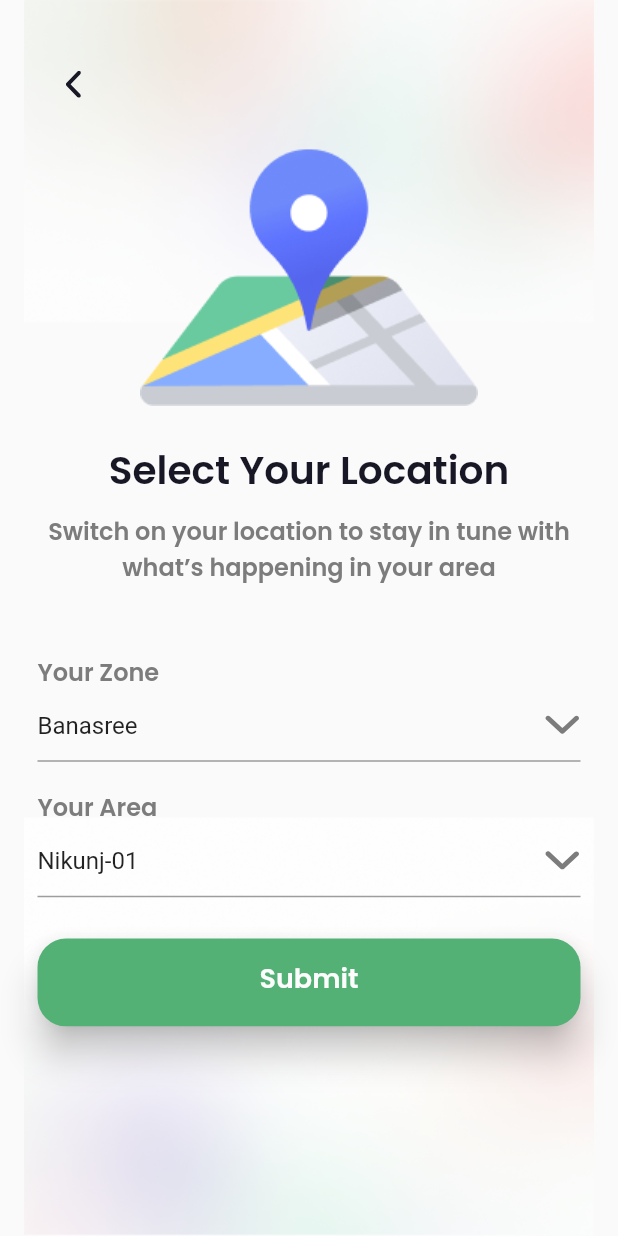
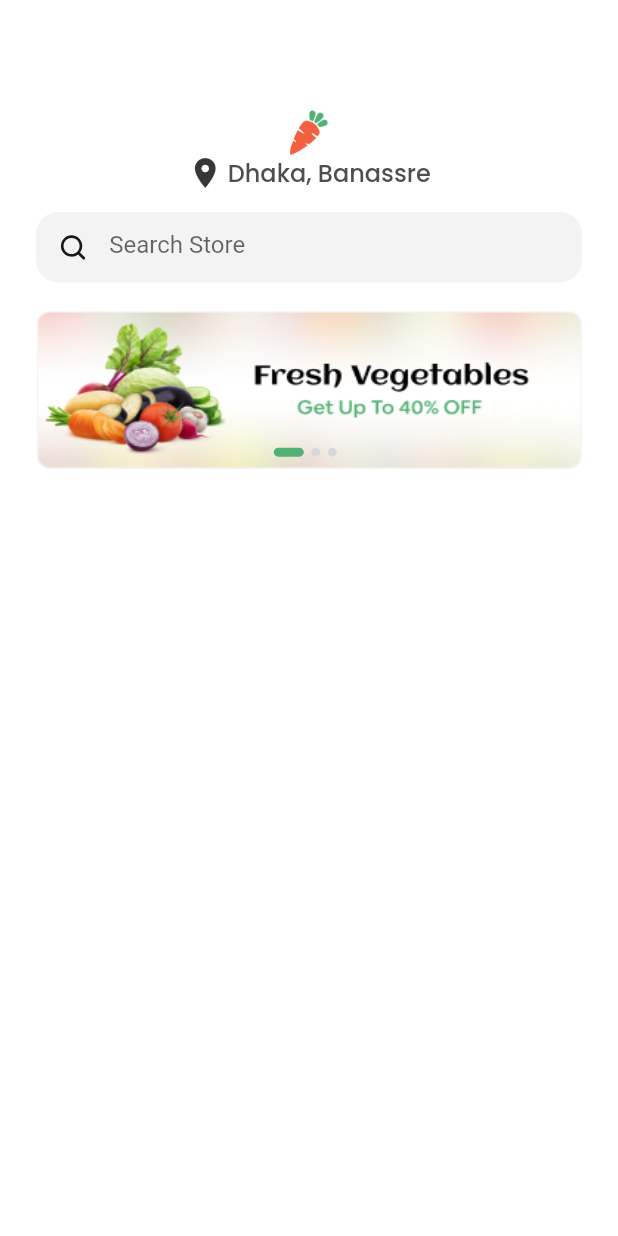
Before and after one commit to YousufQtec/grocery_app, a Flutter app: the screen it shows after launch, on a phone screen of 412 x 824 dp. Run offline on Flutter 3.47's test engine with Material 2 defaults, Android fonts, the phone set to English and light mode, and no system bars; our stand-ins replace bloc, flutter_bloc, flutter_svg, google_fonts.

Commit message:
Design home header and slider

```diff
--- /dev/null
+++ b/lib/app_router.dart
@@ -0,0 +1,38 @@
+import 'package:flutter/material.dart';
+import 'package:flutter_bloc/flutter_bloc.dart';
+import 'package:grocery_app/core/exceptions/route_exception.dart';
+import 'package:grocery_app/screens/onboarding/onbording_screen.dart';
+import 'package:grocery_app/screens/select_location/cubit/area_select_cubit.dart';
+import 'package:grocery_app/screens/select_location/cubit/zone_select_cubit.dart';
+import 'package:grocery_app/screens/select_location/select_location_screen.dart';
+import 'package:grocery_app/screens/sigin_in/sign_in_screen.dart';
+import 'package:grocery_app/screens/splash/splash_screen.dart';
+
+class AppRouter{
+  static const String splashScreenRoute = '/';
+  static const String onBoardingScreenRoute = '/onBoardingScreenRoute';
+  static const String signInScreenRoute = '/signInScreenRoute';
+  static const String selectLocationScreenRoute = '/selectLocationScreenRoute';
+  const AppRouter._();
+
+  static Route<dynamic> onGenerateRoute(RouteSettings settings) {
+    switch (settings.name) {
+      case splashScreenRoute:
+        return MaterialPageRoute(builder: (_) => const SplashScreen());
+      case signInScreenRoute:
+        return MaterialPageRoute(builder: (_) => const SignInScreen());
+      case onBoardingScreenRoute:
+        return MaterialPageRoute(builder: (_) => const OnboardingScreen());
+      case selectLocationScreenRoute:
+        return MaterialPageRoute(builder: (_) => MultiBlocProvider(
+          providers: [
+            BlocProvider(create: (context) => ZoneSelectCubit()),
+            BlocProvider(create: (context) => AreaSelectCubit()),
+          ],
+          child: const SelectLocationScreen(),
+        ));
+      default:
+        throw const RouteException('Route not found!');
+    }
+  }
+}
--- a/lib/constants.dart
+++ b/lib/constants.dart
@@ -10,3 +10,8 @@ const nectarPrimaryColor = Color(0xFF53B175);
 //-------------------Strings-----------------------
 List<String> nectarZones = ['Banasree', 'Uttra', 'Khilkhet', 'Nikunjo'];
 List<String>  nectarArea= ['Nikunj-01', 'Nikunjo-02', 'Uttra-01', 'Uttra-02'];
+List<String> sliderImages = [
+  "assets/images/banner.png",
+  "assets/images/banner.png",
+  "assets/images/banner.png",
+];
--- /dev/null
+++ b/lib/core/exceptions/route_exception.dart
@@ -0,0 +1,5 @@
+class RouteException implements Exception {
+  final String message;
+
+  const RouteException(this.message);
+}
--- a/lib/main.dart
+++ b/lib/main.dart
@@ -1,5 +1,6 @@
 import 'package:flutter/material.dart';
 import 'package:flutter_bloc/flutter_bloc.dart';
+import 'package:grocery_app/screens/home/home_screen.dart';
 import 'package:grocery_app/screens/onboarding/onbording_screen.dart';
 import 'package:grocery_app/screens/select_location/cubit/area_select_cubit.dart';
 import 'package:grocery_app/screens/select_location/cubit/zone_select_cubit.dart';
@@ -23,13 +24,7 @@ class MyApp extends StatelessWidget {
       theme: ThemeData(
         primarySwatch: Colors.blue,
       ),
-      home: MultiBlocProvider(
-        providers: [
-          BlocProvider(create: (context) => ZoneSelectCubit()),
-          BlocProvider(create: (context) => AreaSelectCubit()),
-        ],
-        child: const SelectLocationScreen(),
-      ),
+      home: const HomeScreen(),
     );
   }
 }
--- /dev/null
+++ b/lib/screens/home/cubit/home_slider_cubit.dart
@@ -0,0 +1,7 @@
+import 'package:bloc/bloc.dart';
+
+class HomeSliderCubit extends Cubit<int> {
+  HomeSliderCubit() : super(0);
+
+  void onPageChanged(int index) => emit(index);
+}
--- /dev/null
+++ b/lib/screens/home/home_screen.dart
@@ -0,0 +1,33 @@
+import 'package:flutter/material.dart';
+import 'package:flutter_bloc/flutter_bloc.dart';
+import 'package:grocery_app/screens/home/cubit/home_slider_cubit.dart';
+import 'package:grocery_app/screens/home/widgets/home_header.dart';
+import 'package:grocery_app/screens/home/widgets/home_slider.dart';
+import '../../size_config.dart';
+
+class HomeScreen extends StatelessWidget {
+  const HomeScreen({Key? key}) : super(key: key);
+
+  @override
+  Widget build(BuildContext context) {
+    SizeConfig().init(context);
+    return Scaffold(
+      backgroundColor: Colors.white,
+      body: Container(
+        width: SizeConfig.screenWidth,
+        padding: EdgeInsets.symmetric(
+            vertical: getProportionateScreenHeight(80),
+            horizontal: getProportionateScreenWidth(24)),
+        child: Column(
+          children: [
+            const HomeHeader(),
+            BlocProvider(
+              create: (context) => HomeSliderCubit(),
+              child: const HomeSlider(),
+            )
+          ],
+        ),
+      ),
+    );
+  }
+}
--- /dev/null
+++ b/lib/screens/home/widgets/home_header.dart
@@ -0,0 +1,63 @@
+import 'package:flutter/material.dart';
+import 'package:flutter_svg/svg.dart';
+import 'package:google_fonts/google_fonts.dart';
+import 'package:grocery_app/constants.dart';
+
+import '../../../size_config.dart';
+
+class HomeHeader extends StatelessWidget {
+  const HomeHeader({Key? key}) : super(key: key);
+
+  @override
+  Widget build(BuildContext context) {
+    return Column(
+      crossAxisAlignment: CrossAxisAlignment.center,
+      children: [
+        SizedBox(
+            height: 30,
+            width: 30,
+            child: Image.asset(
+              "assets/icons/carrot_colorful.png",
+            )),
+        Row(
+          mainAxisAlignment: MainAxisAlignment.center,
+          children: [
+            const Icon(
+              Icons.location_on,
+              color: Color(0xFF393636),
+            ),
+            const SizedBox(width: 3,),
+            Text(
+              "Dhaka, Banassre",
+              style: GoogleFonts.poppins(
+                  color: const Color(
+                    0xFF4C4F4D,
+                  ),
+                  fontWeight: FontWeight.w500,
+                  fontSize: 16),
+            ),
+          ],
+        ),
+        SizedBox(
+          height: getProportionateScreenHeight(15),
+        ),
+        Container(
+          height: getProportionateScreenHeight(51),
+          decoration: BoxDecoration(
+              color: const Color(0xFFF2F3F2),
+              borderRadius: BorderRadius.circular(15)),
+          child: TextFormField(
+            cursorColor: nectarPrimaryColor,
+            textInputAction: TextInputAction.search,
+            decoration: InputDecoration(
+                hintText: "Search Store",
+                prefixIcon: Padding(
+                    padding: const EdgeInsets.all(15),
+                    child: SvgPicture.asset("assets/icons/search.svg")),
+                border: InputBorder.none),
+          ),
+        )
+      ],
+    );
+  }
+}
--- /dev/null
+++ b/lib/screens/home/widgets/home_slider.dart
@@ -0,0 +1,93 @@
+import 'package:flutter/material.dart';
+import 'package:flutter_bloc/flutter_bloc.dart';
+import 'package:grocery_app/constants.dart';
+import 'package:grocery_app/screens/home/cubit/home_slider_cubit.dart';
+import 'package:grocery_app/size_config.dart';
+
+class HomeSlider extends StatelessWidget {
+  const HomeSlider({Key? key}) : super(key: key);
+
+  @override
+  Widget build(BuildContext context) {
+    return SizedBox(
+      width: double.infinity,
+      child: Padding(
+        padding: EdgeInsets.only(
+            top: getProportionateScreenHeight(20),
+            bottom: getProportionateScreenHeight(30)),
+        child: SizedBox(
+          height: getProportionateScreenHeight(115),
+          child: BlocBuilder<HomeSliderCubit, int>(
+            builder: (context, currentIndex) {
+              return Stack(
+                alignment: Alignment.center,
+                children: [
+                  PageView.builder(
+                    onPageChanged: (value) {
+                      context.read<HomeSliderCubit>().onPageChanged(value);
+                    },
+                    itemCount: sliderImages.length,
+                    itemBuilder: (context, index) => SliderContent(
+                      imagePath: sliderImages[index],
+                    ),
+                  ),
+                  Positioned(
+                    bottom: 8,
+                    child: Row(
+                      children: List.generate(
+                          sliderImages.length,
+                          (index) => PagerDot(
+                                index: index,
+                                currentIndex: currentIndex,
+                              )),
+                    ),
+                  )
+                ],
+              );
+            },
+          ),
+        ),
+      ),
+    );
+  }
+}
+
+class SliderContent extends StatelessWidget {
+  const SliderContent({Key? key, required this.imagePath}) : super(key: key);
+  final String imagePath;
+
+  @override
+  Widget build(BuildContext context) {
+    return SizedBox(
+      height: getProportionateScreenHeight(115),
+      width: SizeConfig.screenWidth,
+      child: Image.asset(
+        imagePath,
+        fit: BoxFit.fill,
+      ),
+    );
+  }
+}
+
+class PagerDot extends StatelessWidget {
+  const PagerDot({Key? key, required this.index, required this.currentIndex})
+      : super(key: key);
+  final int index;
+  final int currentIndex;
+
+  @override
+  Widget build(BuildContext context) {
+    return AnimatedContainer(
+      duration: const Duration(milliseconds: 200),
+      margin: const EdgeInsets.only(right: 5),
+      height: 6,
+      width: index == currentIndex ? 20 : 6,
+      decoration: BoxDecoration(
+        color: currentIndex == index
+            ? nectarPrimaryColor
+            : const Color(0xFFD8D8D8),
+        borderRadius: BorderRadius.circular(3),
+      ),
+    );
+  }
+}
```
Also changed, not shown: assets/icons/carrot_colorful.png (added), assets/icons/search.svg (added), assets/images/banner.png (added).
